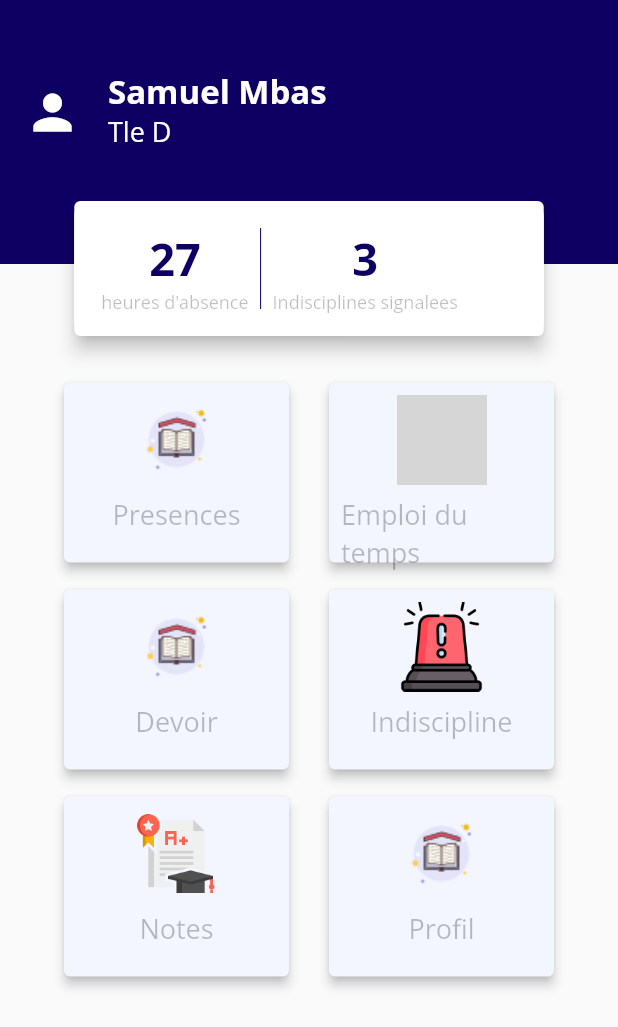
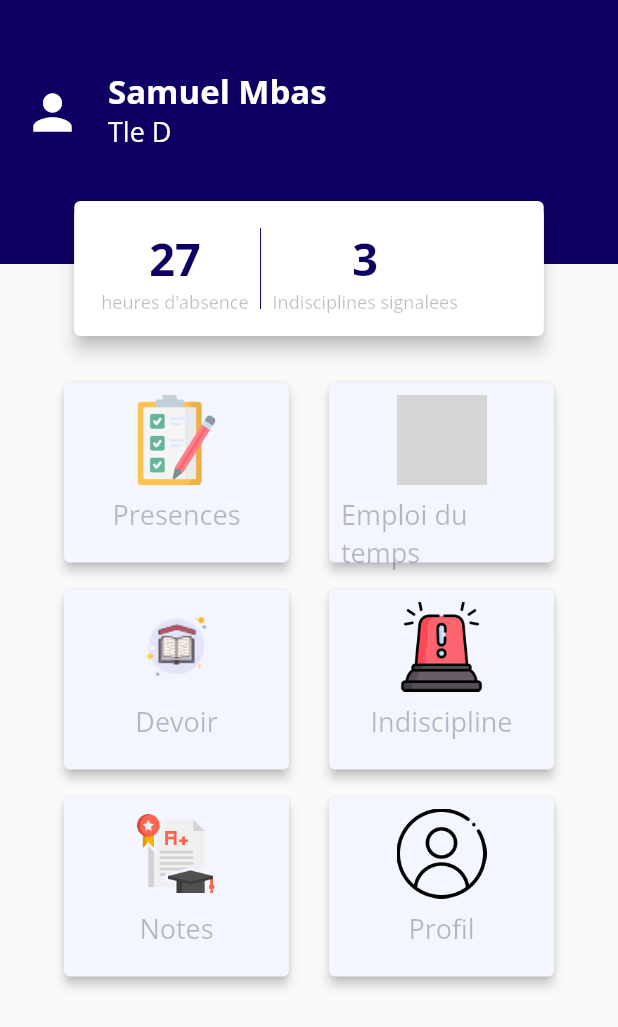
Before and after one commit to baimamboukar/heldis, a Flutter app: the StudentDetails screen opened by its route, on a phone screen of 412 x 824 dp. Shown: the top 1027 px of the screen. Run offline on Flutter 3.47's test engine with Material 2 defaults, Android fonts, the phone set to English and light mode, and no system bars; our stand-ins replace firebase_core, flutter_riverpod, google_fonts, grouped_list, line_icons; accounts and stored records are empty; grey boxes are pictures that could not be loaded.

Commit message:
added missing assets icosn

```diff
--- a/lib/screens/student_details.dart
+++ b/lib/screens/student_details.dart
@@ -114,7 +114,7 @@ class StudentDetails extends StatelessWidget {
                 GestureDetector(
                   onTap: () => Navigator.pushNamed(context, '/presences'),
                   child: const Box(
-                      icon: "assets/icons/devoir.png", title: "Presences"),
+                      icon: "assets/icons/presence.png", title: "Presences"),
                 ),
                 const Box(
                     icon: "assets/icons/timetable.png",
@@ -142,7 +142,7 @@ class StudentDetails extends StatelessWidget {
               mainAxisAlignment: MainAxisAlignment.spaceEvenly,
               children: const [
                 Box(icon: "assets/icons/grades.png", title: "Notes"),
-                Box(icon: "assets/icons/devoir.png", title: "Profil"),
+                Box(icon: "assets/icons/user.png", title: "Profil"),
               ],
             ),
           )
```
